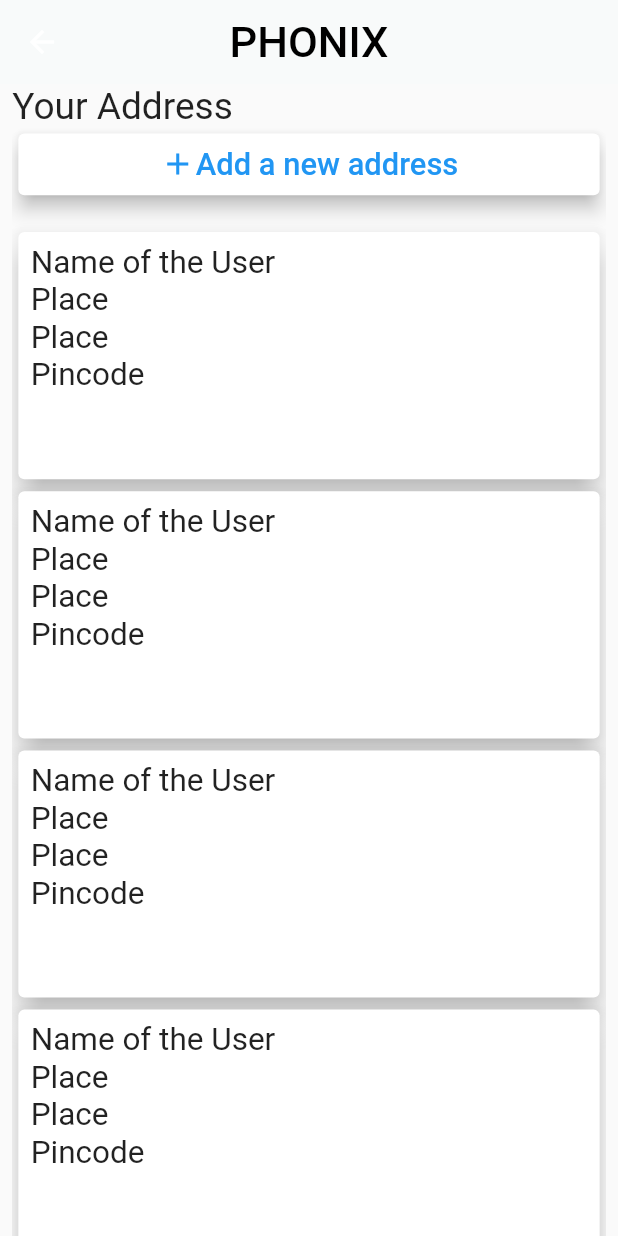
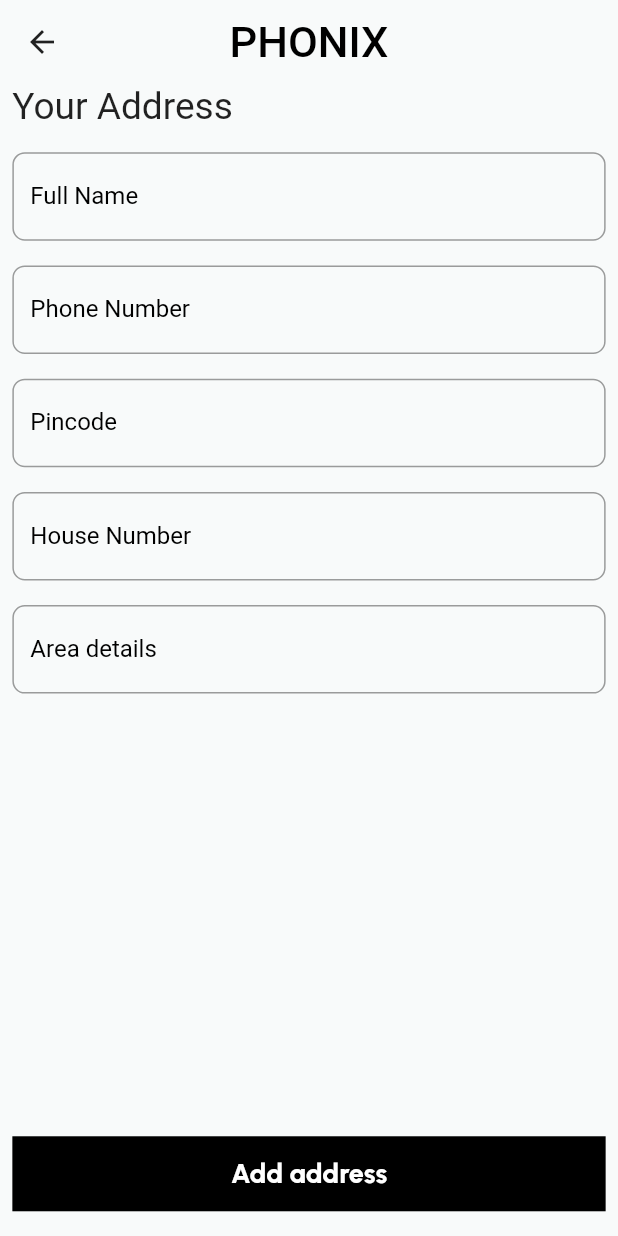
Before and after one commit to VISHNUPRABHAKARAN-7100/Phonix-SmartPhone-Store, a Flutter app: the AddressScreen screen opened directly, after a tap on "Add a new address", on a phone screen of 412 x 824 dp. Run offline on Flutter 3.47's test engine with Material 2 defaults, Android fonts, the phone set to English and light mode, and no system bars; our stand-ins replace dio, eva_icons_flutter, font_awesome_flutter, google_fonts, pinput, shared_preferences and 1 more; missing offline and left inert: razorpay_flutter; accounts and stored records are empty; Roboto replaces fonts that are missing (Ubuntu).

Commit message:
Add a new address page created

```diff
--- /dev/null
+++ b/lib/address_screen/view/add_new_address_screen.dart
@@ -0,0 +1,173 @@
+import 'dart:developer';
+import 'package:flutter/material.dart';
+import 'package:flutter/services.dart';
+import 'package:google_fonts/google_fonts.dart';
+import 'package:phonix_smartphone_store/utils/constant_colors.dart';
+import 'package:phonix_smartphone_store/widgets/button/custom_button.dart';
+import 'package:phonix_smartphone_store/widgets/textformfield/custom_textformfield.dart';
+
+class AddNewAddress extends StatelessWidget {
+  AddNewAddress({super.key});
+
+  final fullNameTextEditingController = TextEditingController();
+  final phoneNumberTextEditingController = TextEditingController();
+  final pincodeTextEditingController = TextEditingController();
+  final houseNumberTextEditingController = TextEditingController();
+  final areaTextEditingController = TextEditingController();
+
+  final addressFormKey = GlobalKey<FormState>();
+
+  @override
+  Widget build(BuildContext context) {
+    Size size = MediaQuery.of(context).size;
+    return Scaffold(
+      appBar: AppBar(
+        elevation: 0,
+        backgroundColor: ConstantColors.appBackgroundColor,
+        iconTheme: const IconThemeData(),
+        title: Text(
+          'PHONIX',
+          style: GoogleFonts.ubuntu(
+              color: ConstantColors.constantBlackColor,
+              fontSize: size.height * 0.035),
+        ),
+        centerTitle: true,
+      ),
+      backgroundColor: ConstantColors.appBackgroundColor,
+      body: Padding(
+        padding: EdgeInsets.symmetric(horizontal: size.width * 0.02),
+        child: Column(
+          crossAxisAlignment: CrossAxisAlignment.start,
+          children: [
+            Text(
+              'Your Address',
+              style: TextStyle(fontSize: size.width * 0.06),
+            ),
+            SizedBox(
+              height: size.height * 0.02,
+            ),
+            Form(
+              key: addressFormKey,
+              child: Column(
+                children: [
+                  CustomTextFormField(
+                    inputFormats: [
+                      FilteringTextInputFormatter.allow(RegExp("[a-zA-Z ]")),
+                      LengthLimitingTextInputFormatter(20)
+                    ],
+                    keyboardType: TextInputType.name,
+                    obscureText: false,
+                    textEditingController: fullNameTextEditingController,
+                    labelText: 'Full Name',
+                    ontap: () {
+                      if (fullNameTextEditingController.text.isEmpty) {
+                        return 'Name required';
+                      } else if (fullNameTextEditingController.text.length <
+                          6) {
+                        return 'Full Name should be at least 6 characters';
+                      }
+                      return null;
+                    },
+                  ),
+                  SizedBox(
+                    height: size.height * 0.02,
+                  ),
+                  CustomTextFormField(
+                    inputFormats: [
+                      LengthLimitingTextInputFormatter(10),
+                      FilteringTextInputFormatter.digitsOnly
+                    ],
+                    keyboardType: TextInputType.number,
+                    obscureText: false,
+                    textEditingController: phoneNumberTextEditingController,
+                    labelText: 'Phone Number',
+                    ontap: () {
+                      if (phoneNumberTextEditingController.text.isEmpty) {
+                        return 'Phone Number is required';
+                      } else if (phoneNumberTextEditingController.text.length <
+                          10) {
+                        return 'Please enter a valid phone number';
+                      }
+                      return null;
+                    },
+                  ),
+                  SizedBox(
+                    height: size.height * 0.02,
+                  ),
+                  CustomTextFormField(
+                    obscureText: false,
+                    inputFormats: [
+                      LengthLimitingTextInputFormatter(6),
+                      FilteringTextInputFormatter.digitsOnly
+                    ],
+                    keyboardType: TextInputType.number,
+                    textEditingController: pincodeTextEditingController,
+                    labelText: 'Pincode',
+                    ontap: () {
+                      if (pincodeTextEditingController.text.isEmpty) {
+                        return 'Pincode is required';
+                      } else if (pincodeTextEditingController.text.length < 6) {
+                        return 'Enter a valid Pincode';
+                      }
+                      return null;
+                    },
+                  ),
+                  SizedBox(
+                    height: size.height * 0.02,
+                  ),
+                  CustomTextFormField(
+                    obscureText: false,
+                    inputFormats: [
+                      LengthLimitingTextInputFormatter(30),
+                      FilteringTextInputFormatter.allow(RegExp("[a-zA-Z ]")),
+                    ],
+                    textEditingController: houseNumberTextEditingController,
+                    labelText: 'House Number',
+                    ontap: () {
+                      if (houseNumberTextEditingController.text.isEmpty) {
+                        return 'House number required';
+                      } else if (houseNumberTextEditingController.text.length <
+                          6) {
+                        return 'Enter a valid details';
+                      }
+                      return null;
+                    },
+                  ),
+                  SizedBox(
+                    height: size.height * 0.02,
+                  ),
+                  CustomTextFormField(
+                    obscureText: false,
+                    textEditingController: areaTextEditingController,
+                    labelText: 'Area details',
+                    ontap: () {
+                      if (areaTextEditingController.text.isEmpty) {
+                        return 'Details required';
+                      }
+                      return null;
+                    },
+                  ),
+                  SizedBox(
+                    height: size.height * 0.02,
+                  ),
+                ],
+              ),
+            ),
+            const Spacer(),
+            CustomButton(
+              title: 'Add address',
+              ontap: () {
+                if (addressFormKey.currentState!.validate()) {
+                  log('Success');
+                }
+              },
+            ),
+            SizedBox(
+              height: size.height * 0.02,
+            )
+          ],
+        ),
+      ),
+    );
+  }
+}
--- a/lib/address_screen/view/adrdress_screen.dart
+++ b/lib/address_screen/view/adrdress_screen.dart
@@ -1,7 +1,7 @@
 import 'package:flutter/material.dart';
 import 'package:google_fonts/google_fonts.dart';
+import 'package:phonix_smartphone_store/address_screen/view/add_new_address_screen.dart';
 import 'package:phonix_smartphone_store/utils/constant_colors.dart';
-
 
 /// This screen is used to display the addresses of the
 /// user and user can add a new address.
@@ -38,7 +38,11 @@
                 height: size.height * 0.05,
                 child: GestureDetector(
                   onTap: () {
-                    print('Addresss added');
+                    Navigator.of(context).push(
+                      MaterialPageRoute(
+                        builder: (context) =>  AddNewAddress(),
+                      ),
+                    );
                   },
                   child: Row(
                     mainAxisAlignment: MainAxisAlignment.center,
```
Also changed, not shown: lib/cart_sceen/controller/cart_provider.dart (+1 -14 lines).
